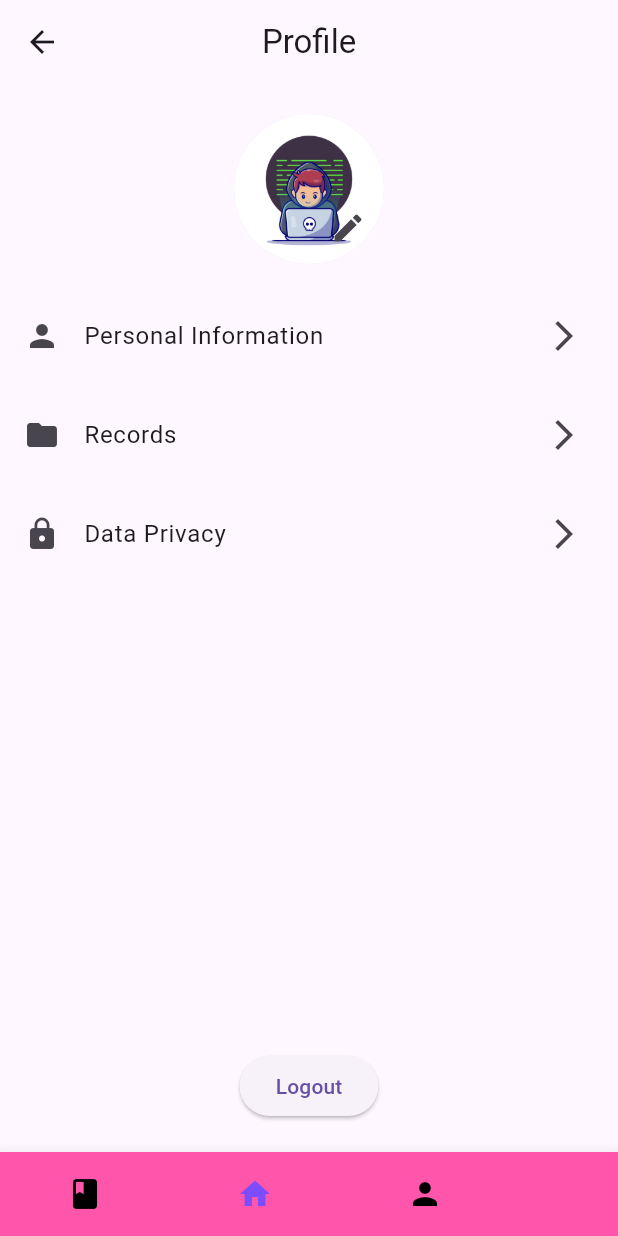
After one commit to aryas006/Medical-App, a Flutter app: the Blogs screen opened directly, item 3 of the bottom bar chosen, after a tap on the "edit" icon, on a phone screen of 412 x 824 dp. The commit adds this screen. Run offline on Flutter 3.47's test engine with Material 3 defaults, Android fonts, the phone set to English and light mode, and no system bars; drawn by our look-alikes of animated_bottom_navigation_bar.

Commit message:
additional pages

```diff
--- a/lib/main.dart
+++ b/lib/main.dart
@@ -1,5 +1,5 @@
-  import 'package:flutter/material.dart';
-  import 'package:flutter/widgets.dart';
+import 'package:flutter/material.dart';
+import 'package:flutter/widgets.dart';
 import 'pages/intro.dart';
 
   void main() {
--- /dev/null
+++ b/lib/pages/blogs.dart
@@ -0,0 +1,108 @@
+import 'package:flutter/material.dart';
+import 'package:test_app/pages/dashboard.dart';
+import 'package:test_app/pages/profile.dart';
+import 'package:animated_bottom_navigation_bar/animated_bottom_navigation_bar.dart';
+
+class Blogs extends StatelessWidget {
+  @override
+  Widget build(BuildContext context) {
+    return Scaffold(
+      backgroundColor: Color(0XFFEFB4C8),
+      appBar: AppBar(
+        leading: IconButton(
+          icon: Icon(Icons.arrow_back),
+          onPressed: () {
+            // Handle back button press
+          },
+        ),
+        title: Text('Blog'),
+        centerTitle: true,
+      ),
+      body: Column(
+        crossAxisAlignment: CrossAxisAlignment.stretch,
+        children: [
+          SizedBox(height: 20), // Add space between content and list
+          Expanded(
+            child: ListView.separated(
+              separatorBuilder: (context, index) => SizedBox(height: 10), // Add space between list tiles
+              itemCount: 3,
+              itemBuilder: (context, index) {
+                // Define the titles for each ListTile
+                List<String> titles = [
+                  "Meet Rina: A Stage 2 Breast Cancer Survivor from India",
+                  "Breast cancer: “I am a stronger person today”",
+                  "Breast cancer survivor finds new calling as a well-being coach in India",
+                ];
+
+                List<String> contents = [
+                  "Content for Meet Rina: A Stage 2 Breast Cancer Survivor from India",
+                  "Content for Breast cancer: “I am a stronger person today”",
+                  "Content for Breast cancer survivor finds new calling as a well-being coach in India",
+                ];
+
+                List<String> subtitles = [
+                  "Rina: Stage 2",
+                  "Simran: HER2-Positive",
+                  "Shreshta: Stage 3",
+                ];
+
+                List<String> imagePaths = [
+                  "assets/logob1.png",
+                  "assets/logob1.png",
+                  "assets/logob3.png",
+                ];
+
+                return Container(
+                  decoration: BoxDecoration(
+                  borderRadius: BorderRadius.circular(30),
+                  color: Color(0xFFFFCFDF), // Set background color
+                  ),
+                  child: ListTile(
+                    title: Text(titles[index]), // Set title based on index
+                    subtitle: Text(subtitles[index]),
+                    leading: Image.asset(
+                      imagePaths[index], // Set path of the image in the assets folder
+                      width: 40, // Set width of the image
+                      height: 40, // Set height of the image
+                    ),// Example icon
+                    trailing: Icon(Icons.arrow_forward), // Example icon
+                    onTap: () {
+                      // Action when ListTile is tapped
+                    },
+                  ),
+                );
+              },
+            ),
+          ),
+        ],
+      ),
+      bottomNavigationBar: AnimatedBottomNavigationBar(
+        backgroundColor: Color(0XFFFF55AB),
+        icons: [Icons.book, Icons.home, Icons.person],
+        activeIndex: 1,
+        onTap: (index) {
+          switch (index) {
+            case 0:
+              Navigator.push(
+                context,
+                MaterialPageRoute(builder: (context) => Blogs())
+              );
+              break;
+            case 1:
+              Navigator.push(
+                context,
+                MaterialPageRoute(builder: (context) => Dashboard())
+              );
+              break;
+            case 2:
+              Navigator.push(
+                context,
+                MaterialPageRoute(builder: (context) => Profile())
+              );
+              break;
+          }
+        },
+      ),
+    );
+  }
+}
--- /dev/null
+++ b/lib/pages/profile.dart
@@ -0,0 +1,111 @@
+import 'package:flutter/material.dart';
+import 'package:test_app/pages/blogs.dart';
+import 'package:test_app/pages/dashboard.dart';
+import 'package:animated_bottom_navigation_bar/animated_bottom_navigation_bar.dart';
+
+class Profile extends StatelessWidget {
+  @override
+  Widget build(BuildContext context) {
+    return Scaffold(
+      appBar: AppBar(
+        title: Text('Profile'),
+        centerTitle: true,
+      ),
+      body: Column(
+        // backgroundColor: Color.(0XFFFDE1E5),
+        crossAxisAlignment: CrossAxisAlignment.center,
+        children: [
+          SizedBox(height: 20),
+          Stack(
+            alignment: Alignment.bottomRight,
+            children: [
+              CircleAvatar(
+                radius: 50,
+                backgroundImage: AssetImage('assets/pfp.jpg'),
+              ),
+              IconButton(
+                icon: Icon(Icons.edit),
+                onPressed: () {
+                  // Handle edit button tap
+                },
+              ),
+            ],
+          ),
+          SizedBox(height: 20),
+          ListTile(
+            leading: Icon(Icons.person),
+            title: Text('Personal Information'),
+            trailing: Icon(Icons.arrow_forward_ios),
+            onTap: () {
+              // Handle personal information tap
+            },
+          ),
+          SizedBox(height: 10),
+          ListTile(
+            leading: Icon(Icons.folder),
+            title: Text('Records'),
+            trailing: Icon(Icons.arrow_forward_ios),
+            onTap: () {
+              // Handle records tap
+            },
+          ),
+          SizedBox(height: 10),
+          ListTile(
+            leading: Icon(Icons.lock),
+            title: Text('Data Privacy'),
+            trailing: Icon(Icons.arrow_forward_ios),
+            onTap: () {
+              // Handle data privacy tap
+            },
+          ),
+          Expanded(
+            child: Align(
+              alignment: FractionalOffset.bottomCenter,
+              child: Padding(
+                padding: EdgeInsets.only(bottom: 20),
+                child: ElevatedButton(
+                  onPressed: () {
+                    // Handle logout button tap
+                  },
+                  child: Text('Logout'),
+                ),
+              ),
+            ),
+          ),
+        ],
+      ),
+      bottomNavigationBar: AnimatedBottomNavigationBar(
+        backgroundColor: Color(0XFFFF55AB),
+        icons: [
+          Icons.book,
+          Icons.home,
+          Icons.person,
+        ],
+        activeIndex: 1,
+        onTap: (index) {
+          switch (index) {
+            case 0:
+              Navigator.push(
+                context,
+                MaterialPageRoute(builder: (context) => Blogs()),
+              );
+              break;
+            case 1:
+              Navigator.push(
+                context,
+                MaterialPageRoute(builder: (context) => Dashboard()),
+              );
+              break;
+            case 2:
+              // Handle tapping on the person icon
+              Navigator.push(
+                context,
+                MaterialPageRoute(builder: (context) => Profile()),
+              );
+              break;
+          }
+        },
+      ),
+    );
+  }
+}
--- a/pubspec.yaml
+++ b/pubspec.yaml
@@ -36,6 +36,8 @@ dependencies:
   # The following adds the Cupertino Icons font to your application.
   # Use with the CupertinoIcons class for iOS style icons.
   cupertino_icons: ^1.0.6
+  animated_bottom_navigation_bar: ^1.3.3
+  flutter_svg: ^2.0.10+1
 
 dev_dependencies:
   flutter_test:
@@ -62,6 +64,10 @@ flutter:
   # To add assets to your application, add an assets section, like this:
   assets:
     - assets/meditation.png
+    - assets/logob1.png
+    - assets/logob3.png
+    - assets/pfp.jpg
+    - assets/cam.svg
 
 
   # An image asset can refer to one or more resolution-specific "variants", see
```
Also changed, not shown: lib/pages/dashboard.dart (added, +44 -0 lines), lib/pages/intro.dart (+25 -0 lines), assets/cam.svg (added), assets/logob1.png (added), assets/logob3.png (added), assets/pfp.jpg (added), pubspec.lock.
